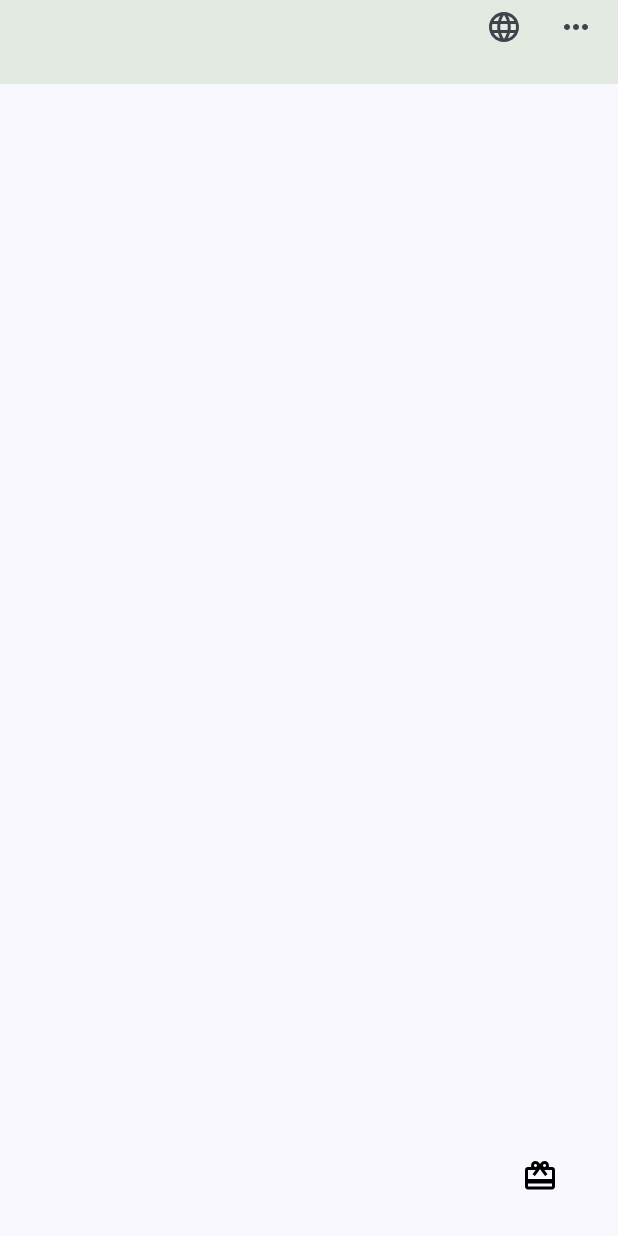
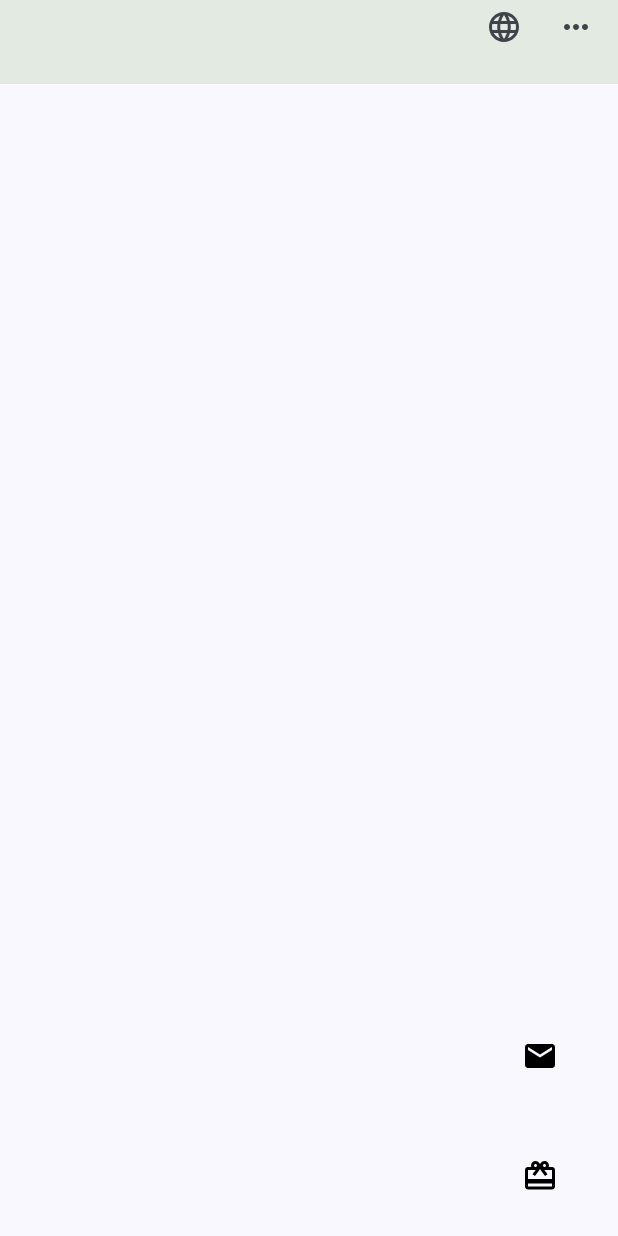
Before and after one commit to ko-tarou/AIVY, an Android app built with Jetpack Compose: the screen it shows after launch (MainActivity), on a phone screen of 412 x 824 dp. Run offline under Robolectric (Android 15) with nearby library versions, the phone set to English and light mode, and no system bars; our stand-ins replace accompanist.

Commit message:
mailボタン作成

```diff
--- a/app/src/main/java/com/websarva/wings/android/aivy/ui/ViewPage.kt
+++ b/app/src/main/java/com/websarva/wings/android/aivy/ui/ViewPage.kt
@@ -19,6 +19,7 @@ import androidx.compose.ui.Modifier
 import androidx.compose.ui.unit.dp
 import androidx.navigation.NavController
 import androidx.navigation.compose.rememberNavController
+import com.websarva.wings.android.aivy.ui.ViewPageParts.Mail
 import com.websarva.wings.android.aivy.ui.ViewPageParts.Present
 import com.websarva.wings.android.aivy.ui.common.Header
 
@@ -61,6 +62,7 @@ fun ViewPage(navController:NavController){
                 horizontalAlignment = Alignment.End,
                 verticalArrangement = Arrangement.Bottom
             ) {
+                Mail()
                 Present()
             }
         }
--- /dev/null
+++ b/app/src/main/java/com/websarva/wings/android/aivy/ui/ViewPageParts/Mail.kt
@@ -0,0 +1,35 @@
+package com.websarva.wings.android.aivy.ui.ViewPageParts
+
+import androidx.compose.foundation.layout.Column
+import androidx.compose.foundation.layout.padding
+import androidx.compose.material.icons.Icons
+import androidx.compose.material.icons.filled.CardGiftcard
+import androidx.compose.material.icons.filled.Mail
+import androidx.compose.material3.Button
+import androidx.compose.material3.ButtonDefaults
+import androidx.compose.material3.Icon
+import androidx.compose.runtime.Composable
+import androidx.compose.ui.Modifier
+import androidx.compose.ui.graphics.Color
+import androidx.compose.ui.unit.dp
+
+@Composable
+fun Mail(){
+    Column{
+        Button(
+            onClick = {/*TODO*/},
+            colors = ButtonDefaults.buttonColors(
+                containerColor = Color.Transparent,
+                contentColor = Color.Black
+            ),
+            modifier = Modifier
+                .padding(16.dp)
+        ) {
+            Icon(
+                imageVector = Icons.Filled.Mail,
+                contentDescription = "Mail Icon",
+                tint = Color.Black,
+            )
+        }
+    }
+}
```
